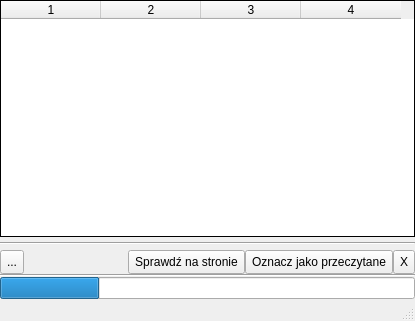
First picture: the form in arnold_form.ui, repository stasinek/Panel, before the edit.
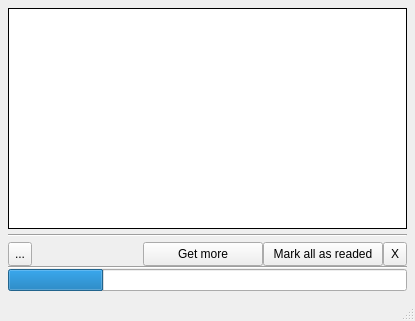
Second picture: the form after the edit.

Diff of the .ui file:
```diff
--- a/arnold_form.ui
+++ b/arnold_form.ui
@@ -19,16 +19,16 @@
      <number>0</number>
     </property>
     <property name="leftMargin">
-     <number>0</number>
+     <number>8</number>
     </property>
     <property name="topMargin">
-     <number>0</number>
+     <number>8</number>
     </property>
     <property name="rightMargin">
-     <number>0</number>
+     <number>8</number>
     </property>
     <property name="bottomMargin">
-     <number>0</number>
+     <number>8</number>
     </property>
     <item>
      <layout class="QVBoxLayout" name="verticalLayout">
@@ -70,7 +70,7 @@
            <layout class="QGridLayout" name="gridLayout"/>
           </item>
           <item>
-           <widget class="QTableWidget" name="tableWidget">
+           <widget class="QListView" name="listView">
             <property name="frameShape">
              <enum>QFrame::Box</enum>
             </property>
@@ -86,13 +86,6 @@
               <height>32</height>
              </size>
             </property>
-            <property name="columnCount">
-             <number>4</number>
-            </property>
-            <column/>
-            <column/>
-            <column/>
-            <column/>
            </widget>
           </item>
           <item>
@@ -123,7 +116,7 @@
              <widget class="QToolButton" name="toolButton_5">
               <property name="minimumSize">
                <size>
-                <width>0</width>
+                <width>24</width>
                 <height>24</height>
                </size>
               </property>
@@ -149,12 +142,15 @@
              <widget class="QToolButton" name="toolButton_2">
               <property name="minimumSize">
                <size>
-                <width>0</width>
+                <width>120</width>
                 <height>24</height>
                </size>
               </property>
               <property name="text">
-               <string>Sprawdź na stronie</string>
+               <string>Get more</string>
+              </property>
+              <property name="toolButtonStyle">
+               <enum>Qt::ToolButtonIconOnly</enum>
               </property>
              </widget>
             </item>
@@ -162,12 +158,12 @@
              <widget class="QToolButton" name="toolButton_3">
               <property name="minimumSize">
                <size>
-                <width>0</width>
+                <width>120</width>
                 <height>24</height>
                </size>
               </property>
               <property name="text">
-               <string>Oznacz jako przeczytane</string>
+               <string>Mark all as readed</string>
               </property>
              </widget>
             </item>
@@ -175,7 +171,7 @@
              <widget class="QToolButton" name="toolButton">
               <property name="minimumSize">
                <size>
-                <width>0</width>
+                <width>24</width>
                 <height>24</height>
                </size>
               </property>
```
